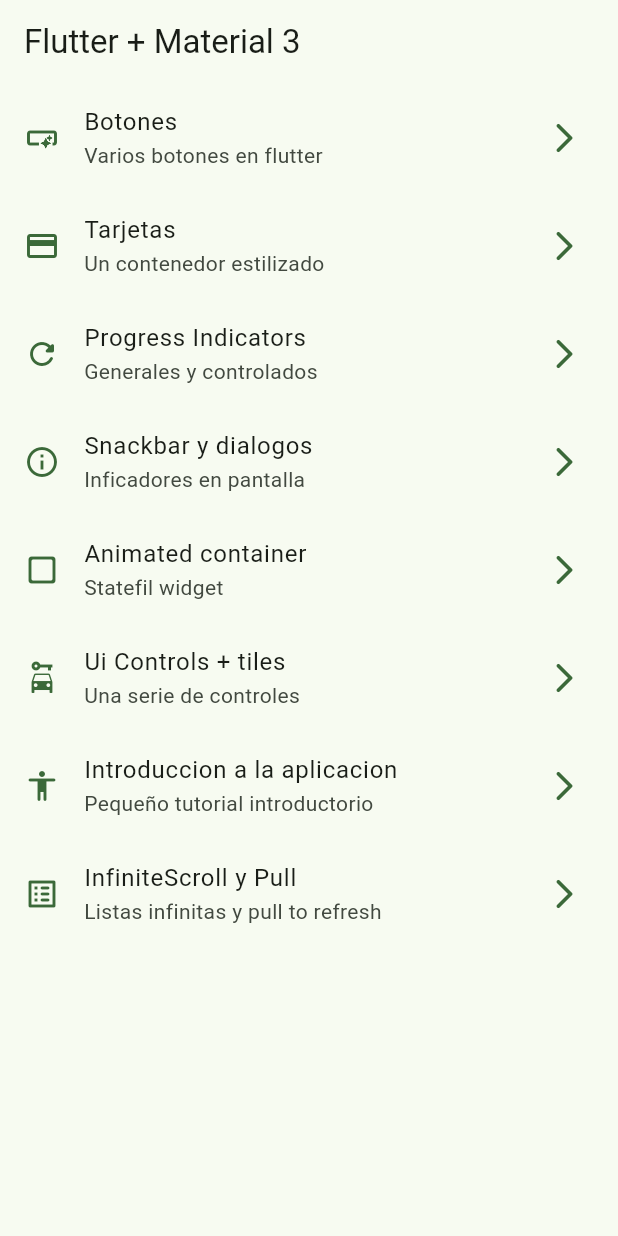
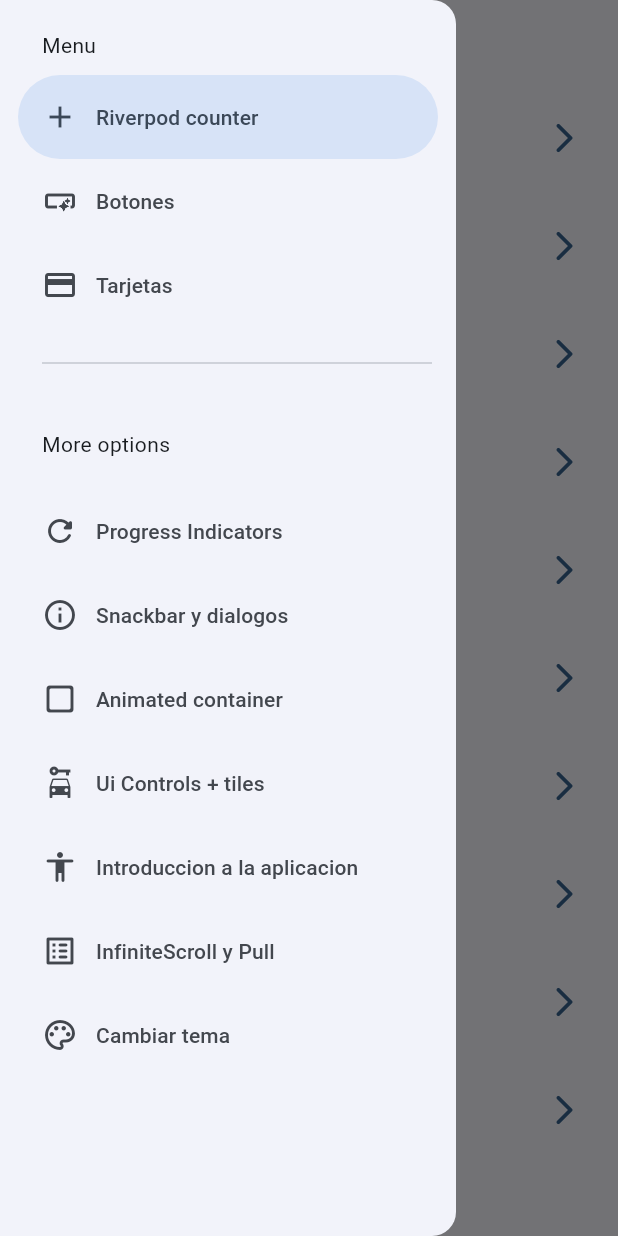
Before and after one commit to Nachito02/widget_app, a Flutter app: the screen it shows after launch, with the side drawer open (before the commit the screen has no drawer), on a phone screen of 412 x 824 dp. Run offline on Flutter 3.47's test engine with Material 3 defaults, Android fonts, the phone set to English and light mode, and no system bars; our stand-ins replace animate_do, flutter_riverpod, go_router.

Commit message:
riverpod

```diff
--- a/lib/config/menu/menu_items.dart
+++ b/lib/config/menu/menu_items.dart
@@ -14,6 +14,11 @@ class MenuItem {
 }
 
 const appMenuItems = <MenuItem>[
+    MenuItem(
+      title: 'Riverpod counter',
+      subTitle: 'introduccion a riverpod',
+      link: '/counter-riverpod',
+      icon: Icons.add),
   MenuItem(
       title: 'Botones',
       subTitle: 'Varios botones en flutter',
@@ -54,4 +59,12 @@ const appMenuItems = <MenuItem>[
       subTitle: 'Listas infinitas y pull to refresh',
       link: '/infinite',
       icon: Icons.list_alt_rounded),
+
+       MenuItem(
+      title: 'Cambiar tema',
+      subTitle: 'Cambiar tema de la aplicacion',
+      link: '/theme-changer',
+      icon: Icons.color_lens_outlined),
+
+
 ];
--- a/lib/config/router/app_router.dart
+++ b/lib/config/router/app_router.dart
@@ -52,5 +52,17 @@ final appRouter = GoRouter(
       path: '/infinite',
       builder: (context, state) => const InfiniteScroll(),
     ),
+
+       GoRoute(
+      name: CounterScreen.name,
+      path: '/counter-riverpod',
+      builder: (context, state) => const CounterScreen(),
+    ),
+
+      GoRoute(
+      name: ThemeChangerScreen.name,
+      path: '/theme-changer',
+      builder: (context, state) => const ThemeChangerScreen(),
+    ),
   ],
 );
--- a/lib/config/theme/app_theme.dart
+++ b/lib/config/theme/app_theme.dart
@@ -13,13 +13,16 @@ const colorList = <Color>[
 ];
 class AppTheme {
   final int selectedColor;
+  final bool isDarkMode;
 
   AppTheme({
-    this.selectedColor = 0
+    this.selectedColor = 0,
+    this.isDarkMode = false,
   }):assert(selectedColor >= 0, 'Color must be between 0 and ${colorList.length - 1}'),
     assert(selectedColor < colorList.length, 'Color must be between 0 and ${colorList.length - 1}');
 
   ThemeData getTheme() => ThemeData(
+    brightness: isDarkMode ? Brightness.dark : Brightness.light,
     appBarTheme: const AppBarTheme(
       centerTitle: false,
     ),
@@ -27,4 +30,10 @@ class AppTheme {
     colorSchemeSeed: colorList[selectedColor]
   );
 
+
+  AppTheme copyWith({int? selectedColor, bool? isDarkMode}) => AppTheme(
+    selectedColor: selectedColor ?? this.selectedColor,
+    isDarkMode: isDarkMode ?? this.isDarkMode
+  );
+
 }
--- a/lib/main.dart
+++ b/lib/main.dart
@@ -1,21 +1,26 @@
 import 'package:flutter/material.dart';
+import 'package:flutter_riverpod/flutter_riverpod.dart';
 import 'package:widget_app/config/router/app_router.dart';
 import 'package:widget_app/config/theme/app_theme.dart';
+import 'package:widget_app/presentation/providers/theme_provider.dart';
 
 void main() {
-  runApp(const MainApp());
+  runApp(const ProviderScope(child: MainApp()));
 }
 
-class MainApp extends StatelessWidget {
+class MainApp extends ConsumerWidget {
   const MainApp({super.key});
 
   @override
-  Widget build(BuildContext context) {
+  Widget build(BuildContext context, WidgetRef ref) {
+
+    final AppTheme appTheme = ref.watch(themeNotifierProvider);
+
     return MaterialApp.router(
       title: 'Flutter Widgets',
       routerConfig: appRouter,
       debugShowCheckedModeBanner: false,
-      theme: AppTheme(selectedColor: 2).getTheme(),
+      theme: appTheme.getTheme(),
     );
   }
 }
--- /dev/null
+++ b/lib/presentation/providers/counter_provider.dart
@@ -0,0 +1,3 @@
+import 'package:flutter_riverpod/flutter_riverpod.dart';
+
+final counterProvider = StateProvider((ref) => 5);
--- a/lib/presentation/screens/cards/cards_screen.dart
+++ b/lib/presentation/screens/cards/cards_screen.dart
@@ -1,5 +1,4 @@
 import 'package:flutter/material.dart';
-import 'package:flutter/widgets.dart';
 
 const cards = <Map<String, dynamic>>[
   {'elevation': 0.0, 'label': 'Elevation 0'},
--- a/lib/presentation/screens/home/home_screen.dart
+++ b/lib/presentation/screens/home/home_screen.dart
@@ -1,21 +1,26 @@
 import 'package:flutter/material.dart';
 import 'package:go_router/go_router.dart';
 import 'package:widget_app/config/menu/menu_items.dart';
+import 'package:widget_app/presentation/widgets/side_menu.dart';
 
 class HomeScreen extends StatelessWidget {
-
   static const String name = 'home_screen';
-
 
   const HomeScreen({super.key});
 
   @override
   Widget build(BuildContext context) {
+    final scaffoldKey = GlobalKey<ScaffoldState>();
+
     return Scaffold(
+      key: scaffoldKey,
       appBar: AppBar(
         title: const Text('Flutter + Material 3'),
       ),
       body: _HomeView(),
+      drawer: SideMenu(
+        scaffoldKey: scaffoldKey,
+      ),
     );
   }
 }
--- a/lib/presentation/screens/screens.dart
+++ b/lib/presentation/screens/screens.dart
@@ -1,10 +1,12 @@
-export 'package:widget_app/presentation/screens/snackbar/snackbar_screen.dart';
 export 'package:flutter/material.dart';
-export 'package:widget_app/presentation/screens/progress/progress_screen.dart';
 export 'package:widget_app/presentation/screens/animated/animated_screen.dart';
 export 'package:widget_app/presentation/screens/app_tutorial/app_tutorial_screen.dart';
 export 'package:widget_app/presentation/screens/bottons/bottons_screen.dart';
 export 'package:widget_app/presentation/screens/cards/cards_screen.dart';
+export 'package:widget_app/presentation/screens/counter/counter_screen.dart';
 export 'package:widget_app/presentation/screens/home/home_screen.dart';
 export 'package:widget_app/presentation/screens/inifinite_scroll/infinite_scroll_screen.dart';
+export 'package:widget_app/presentation/screens/progress/progress_screen.dart';
+export 'package:widget_app/presentation/screens/snackbar/snackbar_screen.dart';
+export 'package:widget_app/presentation/screens/theme_changer/theme_changer.dart';
 export 'package:widget_app/presentation/screens/ui_controls/ui_controls_screen.dart';
--- /dev/null
+++ b/lib/presentation/widgets/side_menu.dart
@@ -0,0 +1,53 @@
+import 'package:flutter/material.dart';
+import 'package:go_router/go_router.dart';
+import 'package:widget_app/config/menu/menu_items.dart';
+
+class SideMenu extends StatefulWidget {
+  final GlobalKey<ScaffoldState> scaffoldKey;
+
+  const SideMenu({super.key, required this.scaffoldKey});
+
+  @override
+  State<SideMenu> createState() => _SideMenuState();
+}
+
+class _SideMenuState extends State<SideMenu> {
+  int navDrawerIndex = 0;
+
+  @override
+  Widget build(BuildContext context) {
+    final hasNotch = MediaQuery.of(context).viewPadding.top > 35;
+
+    return NavigationDrawer(
+      selectedIndex: navDrawerIndex,
+      onDestinationSelected: (value) {
+        setState(() {
+          navDrawerIndex = value;
+        });
+
+        final menuItem = appMenuItems[value];
+        context.push(menuItem.link);
+
+        widget.scaffoldKey.currentState?.closeDrawer();
+      },
+      children: [
+        Padding(
+          padding: EdgeInsets.fromLTRB(28, hasNotch ? 10 : 20, 16, 10),
+          child: const Text('Menu'),
+        ),
+        ...appMenuItems.sublist(0, 3).map((item) => NavigationDrawerDestination(
+            icon: Icon(item.icon), label: Text(item.title))),
+        const Padding(
+          padding: EdgeInsets.fromLTRB(28, 16, 16, 20),
+          child: Divider(),
+        ),
+        const Padding(
+          padding: EdgeInsets.fromLTRB(28, 16, 16, 20),
+          child: Text('More options'),
+        ),
+        ...appMenuItems.sublist(3).map((item) => NavigationDrawerDestination(
+            icon: Icon(item.icon), label: Text(item.title))),
+      ],
+    );
+  }
+}
--- a/pubspec.yaml
+++ b/pubspec.yaml
@@ -7,6 +7,7 @@ environment:
   sdk: ">=3.3.0 <4.0.0"
 
 dependencies:
+  flutter_riverpod: ^2.2.0
   animate_do: ^4.2.0
   flutter:
     sdk: flutter
```
Also changed, not shown: lib/presentation/providers/theme_provider.dart (added, +30 -0 lines), lib/presentation/screens/counter/counter_screen.dart (added, +43 -0 lines), lib/presentation/screens/theme_changer/theme_changer.dart (added, +60 -0 lines), pubspec.lock.
